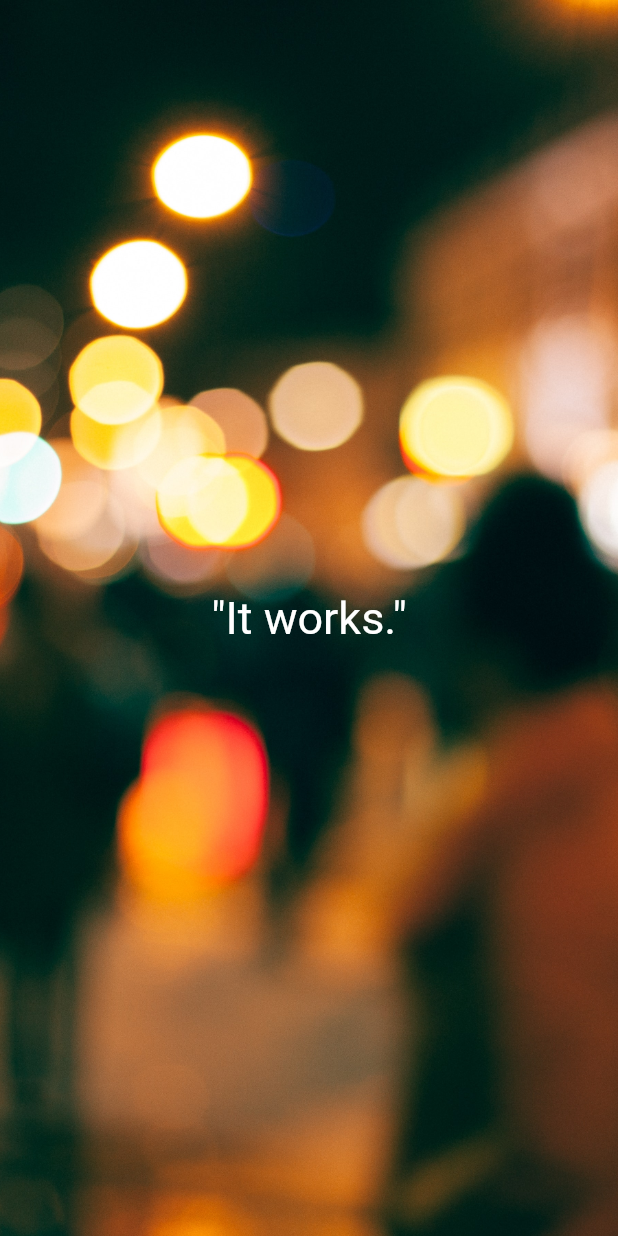
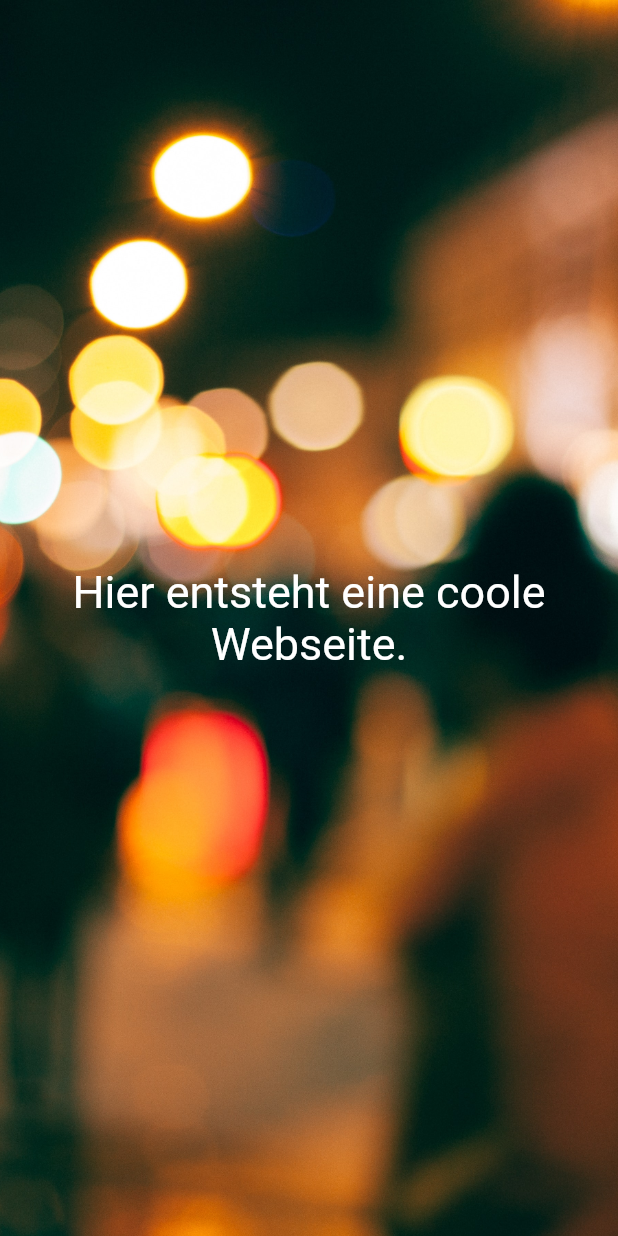
Before and after one commit to WelpeLP/drinks-23, a Flutter app: the screen it shows after launch, on a phone screen of 412 x 824 dp. Run offline on Flutter 3.47's test engine with Material 2 defaults, Android fonts, the light colour scheme and no system bars.

Commit message:
added webpage files to /docs

```diff
--- /dev/null
+++ b/docs/assets/AssetManifest.json
@@ -0,0 +1 @@
+{"packages/cupertino_icons/assets/CupertinoIcons.ttf":["packages/cupertino_icons/assets/CupertinoIcons.ttf"],"assets/pics/bg-splashsite.jpg":["assets/pics/bg-splashsite.jpg"]}
--- /dev/null
+++ b/docs/assets/FontManifest.json
@@ -0,0 +1 @@
+[{"family":"MaterialIcons","fonts":[{"asset":"fonts/MaterialIcons-Regular.otf"}]},{"family":"packages/cupertino_icons/CupertinoIcons","fonts":[{"asset":"packages/cupertino_icons/assets/CupertinoIcons.ttf"}]}]
--- /dev/null
+++ b/docs/version.json
@@ -0,0 +1 @@
+{"app_name":"drinks23","version":"1.0.0","build_number":"1"}
--- a/lib/main.dart
+++ b/lib/main.dart
@@ -79,7 +79,7 @@ class _MyHomePageState extends State<MyHomePage> {
             Image.asset('assets/pics/bg-splashsite.jpg', alignment: Alignment.center, fit: BoxFit.cover,),
             Center(
             child: Text(
-              '\"It works.\"',
+              'Hier entsteht eine coole Webseite.',
               style: TextStyle(color: Colors.white, fontSize: 30),
               textAlign: TextAlign.center,
             ),
```
Also changed, not shown: docs/assets/assets/pics/bg-splashsite.jpg (added), docs/assets/fonts/MaterialIcons-Regular.otf (added), docs/assets/packages/cupertino_icons/assets/CupertinoIcons.ttf (added), docs/favicon.png (added), docs/icons/Icon-192.png (added), docs/icons/Icon-512.png (added), docs/manifest.json (added), 5 other files.
